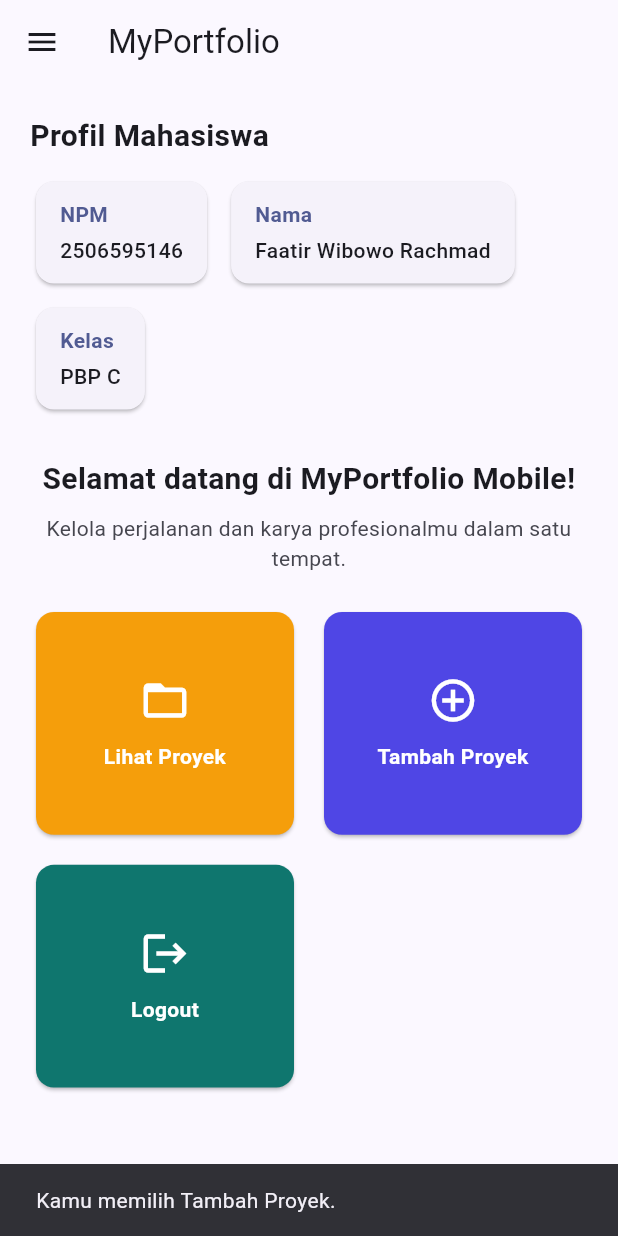
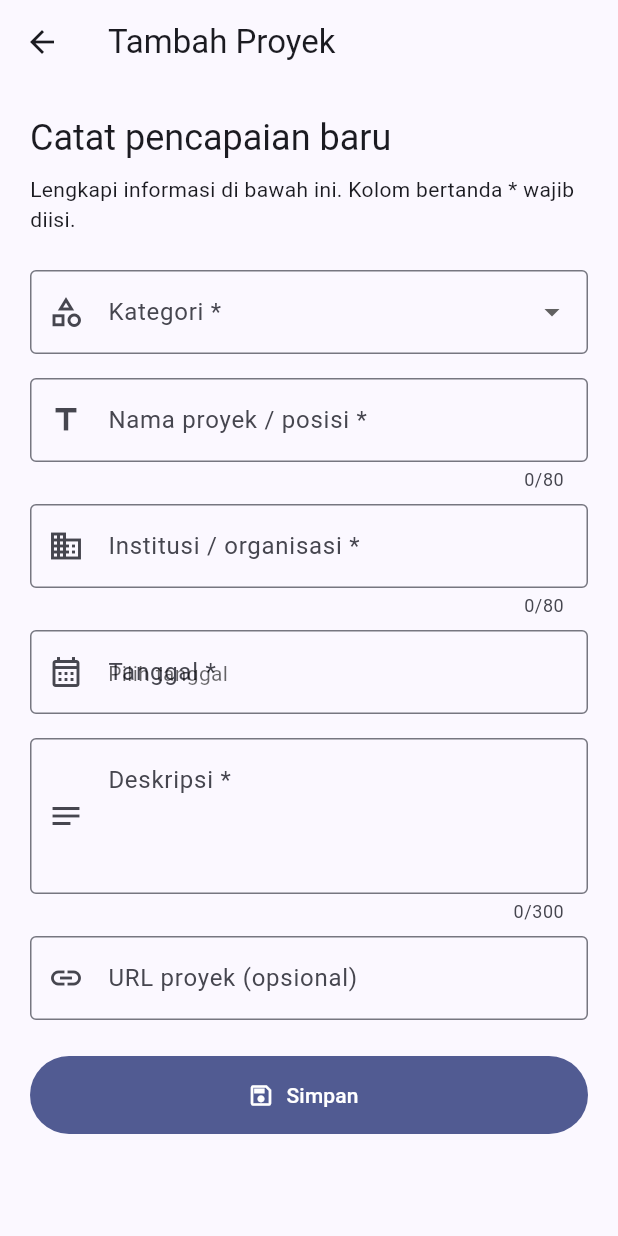
Before and after one commit to faatirrachmad/myportofolio_mobile, a Flutter app: the screen it shows after launch, after a tap on "Tambah Proyek", on a phone screen of 412 x 824 dp. Run offline on Flutter 3.47's test engine with Material 3 defaults, Android fonts, the phone set to English and light mode, and no system bars.

Commit message:
feat: add validated project entry form

```diff
--- a/lib/screens/home_page.dart
+++ b/lib/screens/home_page.dart
@@ -1,4 +1,5 @@
 import 'package:flutter/material.dart';
+import 'project_form_page.dart';
 import '../widgets/action_card.dart';
 import '../widgets/app_drawer.dart';
 import '../widgets/info_card.dart';
@@ -44,7 +45,18 @@ class HomePage extends StatelessWidget {
                 crossAxisSpacing: 12,
                 mainAxisSpacing: 12,
                 childAspectRatio: 1.15,
-                children: _actions.map((action) => ActionCard(data: action)).toList(),
+                children: _actions.map((action) => ActionCard(
+                  data: action,
+                  onTap: () {
+                    if (action.title == 'Tambah Proyek') {
+                      Navigator.of(context).push(MaterialPageRoute<void>(builder: (_) => const ProjectFormPage()));
+                    } else {
+                      ScaffoldMessenger.of(context)
+                        ..hideCurrentSnackBar()
+                        ..showSnackBar(SnackBar(content: Text('Kamu memilih ${action.title}.')));
+                    }
+                  },
+                )).toList(),
               );
             }),
           ]),
--- /dev/null
+++ b/lib/screens/project_form_page.dart
@@ -0,0 +1,203 @@
+import 'package:flutter/material.dart';
+
+class ProjectFormPage extends StatefulWidget {
+  const ProjectFormPage({super.key});
+
+  @override
+  State<ProjectFormPage> createState() => _ProjectFormPageState();
+}
+
+class _ProjectFormPageState extends State<ProjectFormPage> {
+  final _formKey = GlobalKey<FormState>();
+  final _nameController = TextEditingController();
+  final _organizationController = TextEditingController();
+  final _descriptionController = TextEditingController();
+  final _urlController = TextEditingController();
+  String? _category;
+  DateTime? _date;
+
+  @override
+  void dispose() {
+    _nameController.dispose();
+    _organizationController.dispose();
+    _descriptionController.dispose();
+    _urlController.dispose();
+    super.dispose();
+  }
+
+  String? _requiredText(String? value, {required String label, int maxLength = 80}) {
+    final text = value?.trim() ?? '';
+    if (text.isEmpty) return '$label wajib diisi.';
+    if (text.length > maxLength) return '$label maksimal $maxLength karakter.';
+    return null;
+  }
+
+  String? _validateUrl(String? value) {
+    final text = value?.trim() ?? '';
+    if (text.isEmpty) return null;
+    final uri = Uri.tryParse(text);
+    if (uri == null || !uri.hasAuthority || !['http', 'https'].contains(uri.scheme)) {
+      return 'Masukkan URL lengkap yang diawali http:// atau https://.';
+    }
+    return null;
+  }
+
+  Future<void> _chooseDate() async {
+    final now = DateTime.now();
+    final selected = await showDatePicker(
+      context: context,
+      initialDate: _date ?? now,
+      firstDate: DateTime(1980),
+      lastDate: DateTime(now.year + 10),
+      helpText: 'Pilih tanggal proyek',
+    );
+    if (selected != null) setState(() => _date = selected);
+  }
+
+  Future<void> _save() async {
+    FocusScope.of(context).unfocus();
+    if (!_formKey.currentState!.validate() || _date == null) return;
+
+    final date = _date!;
+    final dateText = '${date.day.toString().padLeft(2, '0')}/'
+        '${date.month.toString().padLeft(2, '0')}/${date.year}';
+    await showDialog<void>(
+      context: context,
+      builder: (dialogContext) => AlertDialog(
+        title: const Text('Proyek berhasil disimpan'),
+        content: SingleChildScrollView(child: Column(
+          crossAxisAlignment: CrossAxisAlignment.start,
+          mainAxisSize: MainAxisSize.min,
+          children: [
+            _SummaryRow(label: 'Kategori', value: _category!),
+            _SummaryRow(label: 'Nama', value: _nameController.text.trim()),
+            _SummaryRow(label: 'Institusi', value: _organizationController.text.trim()),
+            _SummaryRow(label: 'Tanggal', value: dateText),
+            _SummaryRow(label: 'Deskripsi', value: _descriptionController.text.trim()),
+            if (_urlController.text.trim().isNotEmpty)
+              _SummaryRow(label: 'URL', value: _urlController.text.trim()),
+          ],
+        )),
+        actions: [TextButton(onPressed: () => Navigator.pop(dialogContext), child: const Text('Tutup'))],
+      ),
+    );
+  }
+
+  @override
+  Widget build(BuildContext context) {
+    return Scaffold(
+      appBar: AppBar(title: const Text('Tambah Proyek')),
+      body: SafeArea(child: Form(
+        key: _formKey,
+        child: SingleChildScrollView(
+          padding: const EdgeInsets.fromLTRB(20, 20, 20, 28),
+          child: Column(crossAxisAlignment: CrossAxisAlignment.stretch, children: [
+            Text('Catat pencapaian baru', style: Theme.of(context).textTheme.headlineSmall),
+            const SizedBox(height: 8),
+            Text('Lengkapi informasi di bawah ini. Kolom bertanda * wajib diisi.',
+                style: Theme.of(context).textTheme.bodyMedium),
+            const SizedBox(height: 24),
+            DropdownButtonFormField<String>(
+              value: _category,
+              decoration: const InputDecoration(labelText: 'Kategori *', border: OutlineInputBorder(), prefixIcon: Icon(Icons.category_outlined)),
+              items: const ['Edukasi', 'Pengalaman', 'Sertifikasi']
+                  .map((value) => DropdownMenuItem(value: value, child: Text(value))).toList(),
+              validator: (value) => value == null ? 'Kategori wajib dipilih.' : null,
+              onChanged: (value) => setState(() => _category = value),
+            ),
+            const SizedBox(height: 16),
+            TextFormField(
+              controller: _nameController,
+              textCapitalization: TextCapitalization.sentences,
+              maxLength: 80,
+              decoration: const InputDecoration(labelText: 'Nama proyek / posisi *', border: OutlineInputBorder(), prefixIcon: Icon(Icons.title)),
+              validator: (value) => _requiredText(value, label: 'Nama proyek', maxLength: 80),
+            ),
+            const SizedBox(height: 8),
+            TextFormField(
+              controller: _organizationController,
+              textCapitalization: TextCapitalization.words,
+              maxLength: 80,
+              decoration: const InputDecoration(labelText: 'Institusi / organisasi *', border: OutlineInputBorder(), prefixIcon: Icon(Icons.business_outlined)),
+              validator: (value) => _requiredText(value, label: 'Institusi', maxLength: 80),
+            ),
+            const SizedBox(height: 8),
+            FormField<DateTime>(
+              validator: (value) => _date == null ? 'Tanggal wajib dipilih.' : null,
+              builder: (field) => Column(crossAxisAlignment: CrossAxisAlignment.start, children: [
+                InkWell(
+                  onTap: () async {
+                    await _chooseDate();
+                    field.didChange(_date);
+                  },
+                  borderRadius: BorderRadius.circular(4),
+                  child: InputDecorator(
+                    isEmpty: _date == null,
+                    decoration: InputDecoration(
+                      labelText: 'Tanggal *',
+                      hintText: 'Pilih tanggal',
+                      border: const OutlineInputBorder(),
+                      prefixIcon: const Icon(Icons.calendar_month_outlined),
+                      errorText: field.errorText,
+                      suffixIcon: _date == null ? null : IconButton(
+                        tooltip: 'Hapus tanggal', icon: const Icon(Icons.clear),
+                        onPressed: () { setState(() => _date = null); field.didChange(null); },
+                      ),
+                    ),
+                    child: Text(_date == null ? 'Pilih tanggal' :
+                      '${_date!.day.toString().padLeft(2, '0')}/${_date!.month.toString().padLeft(2, '0')}/${_date!.year}',
+                      style: _date == null ? TextStyle(color: Theme.of(context).hintColor) : null),
+                  ),
+                ),
+              ]),
+            ),
+            const SizedBox(height: 16),
+            TextFormField(
+              controller: _descriptionController,
+              textCapitalization: TextCapitalization.sentences,
+              minLines: 3,
+              maxLines: 5,
+              maxLength: 300,
+              decoration: const InputDecoration(labelText: 'Deskripsi *', alignLabelWithHint: true, border: OutlineInputBorder(), prefixIcon: Icon(Icons.notes)),
+              validator: (value) => _requiredText(value, label: 'Deskripsi', maxLength: 300),
+            ),
+            const SizedBox(height: 8),
+            TextFormField(
+              controller: _urlController,
+              keyboardType: TextInputType.url,
+              decoration: const InputDecoration(labelText: 'URL proyek (opsional)', hintText: 'https://contoh.com', border: OutlineInputBorder(), prefixIcon: Icon(Icons.link)),
+              validator: _validateUrl,
+            ),
+            const SizedBox(height: 24),
+            FilledButton.icon(
+              onPressed: _save,
+              icon: const Icon(Icons.save_outlined),
+              label: const Text('Simpan'),
+              style: FilledButton.styleFrom(minimumSize: const Size.fromHeight(52)),
+            ),
+          ]),
+        ),
+      )),
+    );
+  }
+
+}
+
+class _SummaryRow extends StatelessWidget {
+  const _SummaryRow({required this.label, required this.value});
+
+  final String label;
+  final String value;
+
+  @override
+  Widget build(BuildContext context) => Padding(
+        padding: const EdgeInsets.only(bottom: 10),
+        child: RichText(text: TextSpan(
+          style: DefaultTextStyle.of(context).style,
+          children: [
+            TextSpan(text: '$label: ', style: const TextStyle(fontWeight: FontWeight.bold)),
+            TextSpan(text: value),
+          ],
+        )),
+      );
+}
--- a/lib/widgets/action_card.dart
+++ b/lib/widgets/action_card.dart
@@ -9,16 +9,17 @@ class ActionCardData {
 }
 
 class ActionCard extends StatelessWidget {
-  const ActionCard({super.key, required this.data});
+  const ActionCard({super.key, required this.data, this.onTap});
 
   final ActionCardData data;
+  final VoidCallback? onTap;
 
   @override
   Widget build(BuildContext context) => Card(
         clipBehavior: Clip.antiAlias,
         color: data.color,
         child: InkWell(
-          onTap: () => ScaffoldMessenger.of(context)
+          onTap: onTap ?? () => ScaffoldMessenger.of(context)
             ..hideCurrentSnackBar()
             ..showSnackBar(SnackBar(content: Text('Kamu memilih ${data.title}.'))),
           child: Semantics(
```
Also changed, not shown: lib/widgets/app_drawer.dart (+4 -4 lines).
